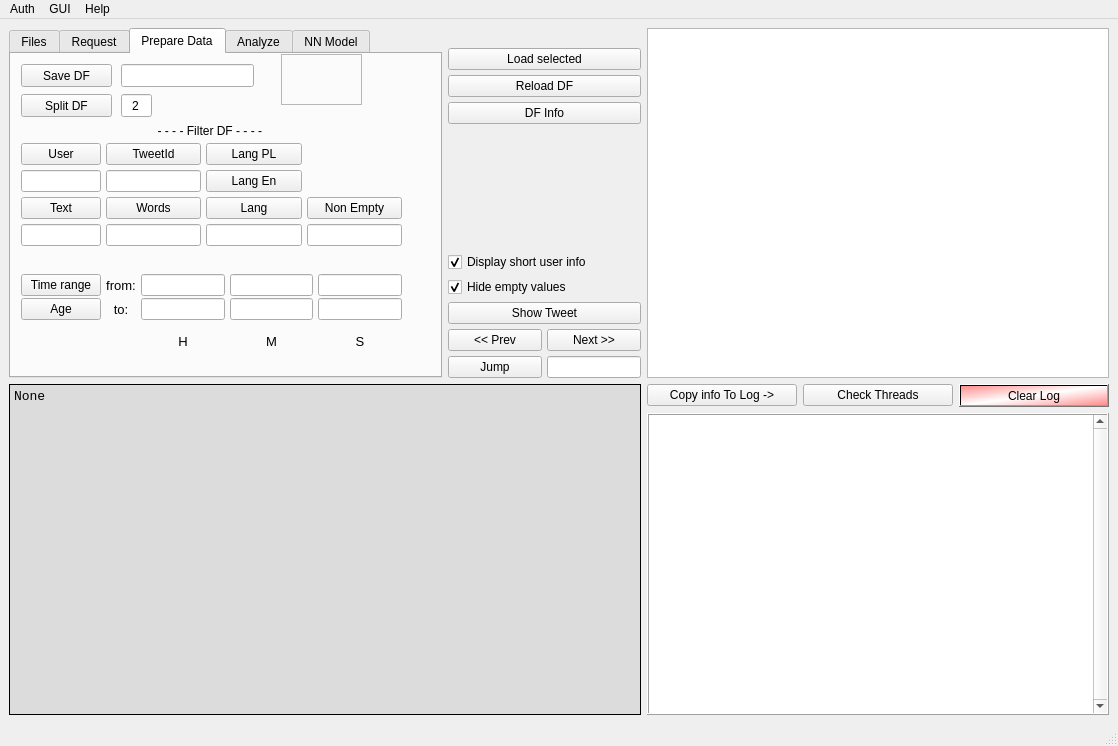
Qt form TwitterAnalyzer/GUI/GUI_QT.ui (GrzegorzKrug/TwitterAnalyzer) before a commit.
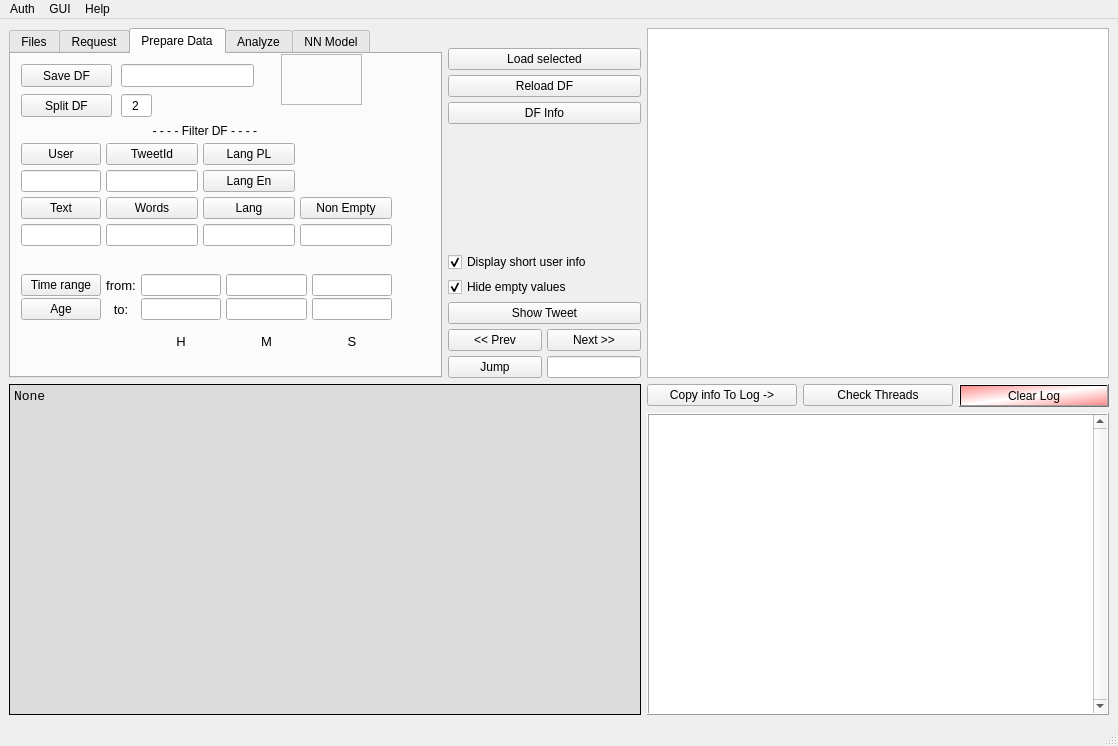
The same form after that commit.

The edit to the form file:
```diff
--- a/TwitterAnalyzer/GUI/GUI_QT.ui
+++ b/TwitterAnalyzer/GUI/GUI_QT.ui
@@ -613,7 +613,7 @@
            <rect>
             <x>10</x>
             <y>70</y>
-            <width>381</width>
+            <width>371</width>
             <height>252</height>
            </rect>
           </property>
```
